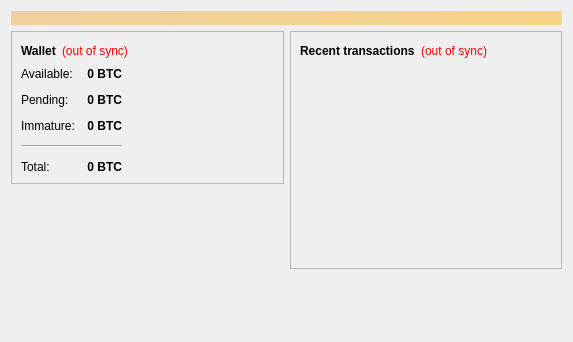
Qt form src/qt/forms/overviewpage.ui (Spekske/offerings-gs) before a commit.
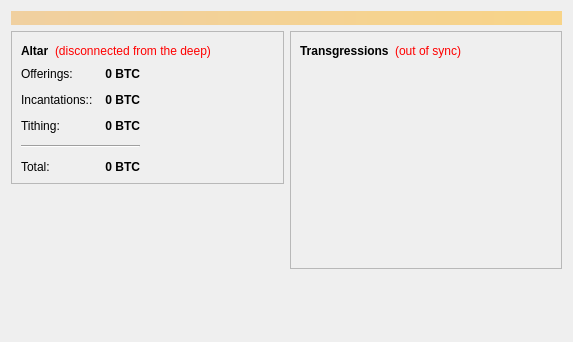
The same form after that commit. Icons and pictures are not drawn.

Patch:
```diff
--- a/src/qt/forms/overviewpage.ui
+++ b/src/qt/forms/overviewpage.ui
@@ -54,7 +54,7 @@
                </font>
               </property>
               <property name="text">
-               <string>Wallet</string>
+               <string>Altar</string>
               </property>
              </widget>
             </item>
@@ -67,7 +67,7 @@
                <string notr="true">QLabel { color: red; }</string>
               </property>
               <property name="text">
-               <string notr="true">(out of sync)</string>
+               <string notr="true">(disconnected from the deep)</string>
               </property>
               <property name="alignment">
                <set>Qt::AlignLeading|Qt::AlignLeft|Qt::AlignVCenter</set>
@@ -105,7 +105,7 @@
             <item row="0" column="0">
              <widget class="QLabel" name="label">
               <property name="text">
-               <string>Available:</string>
+                 <string>Offerings:</string>
               </property>
              </widget>
             </item>
@@ -137,7 +137,7 @@
             <item row="1" column="0">
              <widget class="QLabel" name="label_3">
               <property name="text">
-               <string>Pending:</string>
+                 <string>Incantations::</string>
               </property>
              </widget>
             </item>
@@ -169,7 +169,7 @@
             <item row="2" column="0">
              <widget class="QLabel" name="labelImmatureText">
               <property name="text">
-               <string>Immature:</string>
+                 <string>Tithing:</string>
               </property>
              </widget>
             </item>
@@ -255,17 +255,14 @@
         </widget>
        </item>
        <item>
-        <spacer name="verticalSpacer">
-         <property name="orientation">
-          <enum>Qt::Vertical</enum>
+        <widget class="QLabel" name="label_2">
+         <property name="text">
+          <string/>
          </property>
-         <property name="sizeHint" stdset="0">
-          <size>
-           <width>20</width>
-           <height>40</height>
-          </size>
+         <property name="pixmap">
+          <pixmap resource="../bitcoin.qrc">:/images/wallet_bgcoin</pixmap>
          </property>
-        </spacer>
+        </widget>
        </item>
       </layout>
      </item>
@@ -285,7 +282,7 @@
             <item>
              <widget class="QLabel" name="label_4">
               <property name="text">
-               <string>&lt;b&gt;Recent transactions&lt;/b&gt;</string>
+               <string>&lt;html&gt;&lt;head/&gt;&lt;body&gt;&lt;p&gt;&lt;span style=&quot; font-weight:600;&quot;&gt;Transgressions&lt;/span&gt;&lt;/p&gt;&lt;/body&gt;&lt;/html&gt;</string>
               </property>
              </widget>
             </item>
```
Lines whose indentation alone changed are shown as unchanged.
